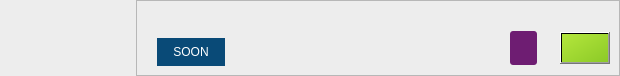
Before: the Qt Designer form widgets/storediscoveritem.ui in pamugk/nebulae-qt, drawn with Qt 5.
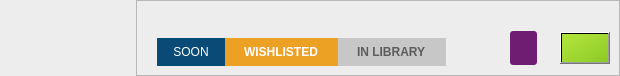
After: the same form once the commit is applied. Icons and pictures are not drawn.

The edit to the form file:
```diff
--- a/widgets/storediscoveritem.ui
+++ b/widgets/storediscoveritem.ui
@@ -83,7 +83,7 @@
      <property name="frameShadow">
       <enum>QFrame::Shadow::Raised</enum>
      </property>
-     <layout class="QGridLayout" name="infoFrameLayout">
+     <layout class="QGridLayout" name="infoFrameLayout" columnstretch="1,0,0,0">
       <property name="leftMargin">
        <number>20</number>
       </property>
@@ -91,14 +91,37 @@
        <number>8</number>
       </property>
       <item row="1" column="0" rowspan="2" alignment="Qt::AlignmentFlag::AlignLeft|Qt::AlignmentFlag::AlignBottom">
-       <widget class="QLabel" name="comingSoonLabel">
+       <widget class="QWidget" name="statusHolder" native="true">
         <property name="styleSheet">
-         <string notr="true">background-color: rgb(9, 74, 119);
-color: white;
-padding-bottom: 7px;
-padding-left: 16px;
-padding-right: 16px;
-padding-top: 7px;</string>
+         <string notr="true">QLabel
+{
+	color: white;
+	padding-bottom: 7px;
+	padding-left: 16px;
+	padding-right: 16px;
+	padding-top: 7px;
+}</string>
+        </property>
+        <layout class="QHBoxLayout" name="statusLayout">
+         <property name="spacing">
+          <number>0</number>
+         </property>
+         <property name="leftMargin">
+          <number>0</number>
+         </property>
+         <property name="topMargin">
+          <number>0</number>
+         </property>
+         <property name="rightMargin">
+          <number>0</number>
+         </property>
+         <property name="bottomMargin">
+          <number>0</number>
+         </property>
+         <item>
+       <widget class="QLabel" name="upcomingLabel">
+        <property name="styleSheet">
+         <string notr="true">background-color: rgb(9, 74, 119);</string>
         </property>
         <property name="text">
          <string>SOON</string>
@@ -107,56 +130,74 @@
          <set>Qt::AlignmentFlag::AlignCenter</set>
         </property>
        </widget>
+         </item>
+         <item>
+          <widget class="QLabel" name="wishlistedLabel">
+           <property name="font">
+            <font>
+             <bold>true</bold>
+            </font>
+           </property>
+           <property name="styleSheet">
+            <string notr="true">background: #eca125;</string>
+           </property>
+           <property name="text">
+            <string>WISHLISTED</string>
+           </property>
+          </widget>
+         </item>
+         <item>
+          <widget class="QLabel" name="ownedLabel">
+           <property name="font">
+            <font>
+             <bold>true</bold>
+            </font>
+           </property>
+           <property name="styleSheet">
+            <string notr="true">background: #c7c7c7; color: #5c5c5c;</string>
+           </property>
+           <property name="text">
+            <string>IN LIBRARY</string>
+           </property>
+          </widget>
+         </item>
+         <item>
+          <spacer name="statusSpacer">
+           <property name="orientation">
+            <enum>Qt::Orientation::Horizontal</enum>
+           </property>
+           <property name="sizeHint" stdset="0">
+            <size>
+             <width>40</width>
+             <height>20</height>
+            </size>
+           </property>
+          </spacer>
+         </item>
+ </layout>
+ </widget>
       </item>
-      <item row="2" column="3">
+      <item row="2" column="2">
        <widget class="QLabel" name="newPriceLabel">
         <property name="text">
          <string/>
         </property>
        </widget>
       </item>
-      <item row="1" column="2" rowspan="2" alignment="Qt::AlignmentFlag::AlignVCenter">
-       <widget class="QLabel" name="discountLabel">
-        <property name="styleSheet">
-         <string notr="true">color: white; 
-background-color: rgb(110, 29, 114); 
-border-radius: 3px;
-padding: 10px;</string>
-        </property>
+      <item row="0" column="0" colspan="4">
+       <widget class="QLabel" name="titleLabel">
         <property name="text">
          <string notr="true"/>
         </property>
-       </widget>
-      </item>
-      <item row="1" column="4" rowspan="2" alignment="Qt::AlignmentFlag::AlignHCenter|Qt::AlignmentFlag::AlignVCenter">
-       <widget class="QPushButton" name="addToCartButton">
-        <property name="styleSheet">
-         <string notr="true">background-color: qlineargradient(spread:pad, x1:0, y1:0, x2:1, y2:1, stop:0 rgb(180, 230, 60), stop:1 rgb(140, 202, 39));
-padding: 8px;</string>
+        <property name="textFormat">
+         <enum>Qt::TextFormat::PlainText</enum>
         </property>
-        <property name="text">
-         <string/>
+        <property name="alignment">
+         <set>Qt::AlignmentFlag::AlignLeading|Qt::AlignmentFlag::AlignLeft|Qt::AlignmentFlag::AlignTop</set>
         </property>
-        <property name="icon">
-         <iconset resource="../resources.qrc">
-          <normaloff>:/icons/cart-plus.svg</normaloff>:/icons/cart-plus.svg</iconset>
-        </property>
        </widget>
       </item>
-      <item row="1" column="1" rowspan="2">
-       <spacer name="horizontalSpacer">
-        <property name="orientation">
-         <enum>Qt::Orientation::Horizontal</enum>
-        </property>
-        <property name="sizeHint" stdset="0">
-         <size>
-          <width>40</width>
-          <height>20</height>
-         </size>
-        </property>
-       </spacer>
-      </item>
-      <item row="1" column="3">
+      <item row="1" column="2">
        <widget class="QLabel" name="oldPriceLabel">
         <property name="font">
          <font>
@@ -169,17 +210,32 @@
         </property>
        </widget>
       </item>
-      <item row="0" column="0" colspan="5">
-       <widget class="QLabel" name="titleLabel">
+      <item row="1" column="3" rowspan="2" alignment="Qt::AlignmentFlag::AlignHCenter|Qt::AlignmentFlag::AlignVCenter">
+       <widget class="QPushButton" name="addToCartButton">
+        <property name="styleSheet">
+         <string notr="true">background-color: qlineargradient(spread:pad, x1:0, y1:0, x2:1, y2:1, stop:0 rgb(180, 230, 60), stop:1 rgb(140, 202, 39));
+padding: 8px;</string>
+        </property>
+        <property name="text">
+         <string/>
+        </property>
+        <property name="icon">
+         <iconset resource="../resources.qrc">
+          <normaloff>:/icons/cart-plus.svg</normaloff>:/icons/cart-plus.svg</iconset>
+        </property>
+       </widget>
+      </item>
+      <item row="1" column="1" rowspan="2" alignment="Qt::AlignmentFlag::AlignVCenter">
+       <widget class="QLabel" name="discountLabel">
+        <property name="styleSheet">
+         <string notr="true">color: white; 
+background-color: rgb(110, 29, 114); 
+border-radius: 3px;
+padding: 10px;</string>
+        </property>
         <property name="text">
          <string notr="true"/>
         </property>
-        <property name="textFormat">
-         <enum>Qt::TextFormat::PlainText</enum>
-        </property>
-        <property name="alignment">
-         <set>Qt::AlignmentFlag::AlignLeading|Qt::AlignmentFlag::AlignLeft|Qt::AlignmentFlag::AlignTop</set>
-        </property>
        </widget>
       </item>
      </layout>
```
